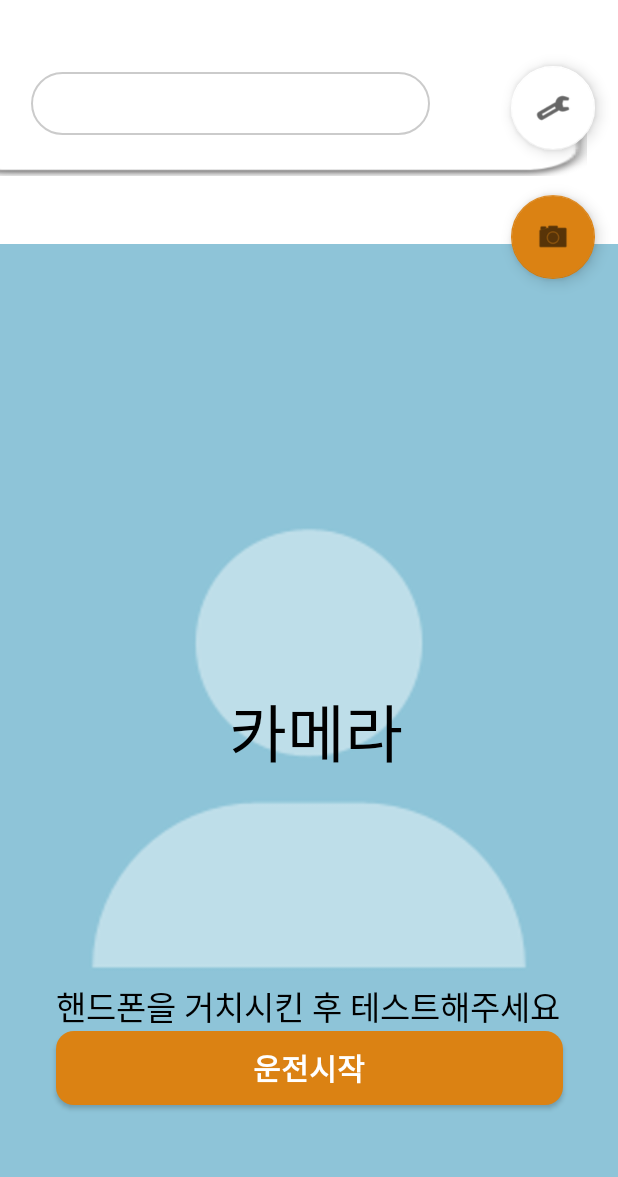
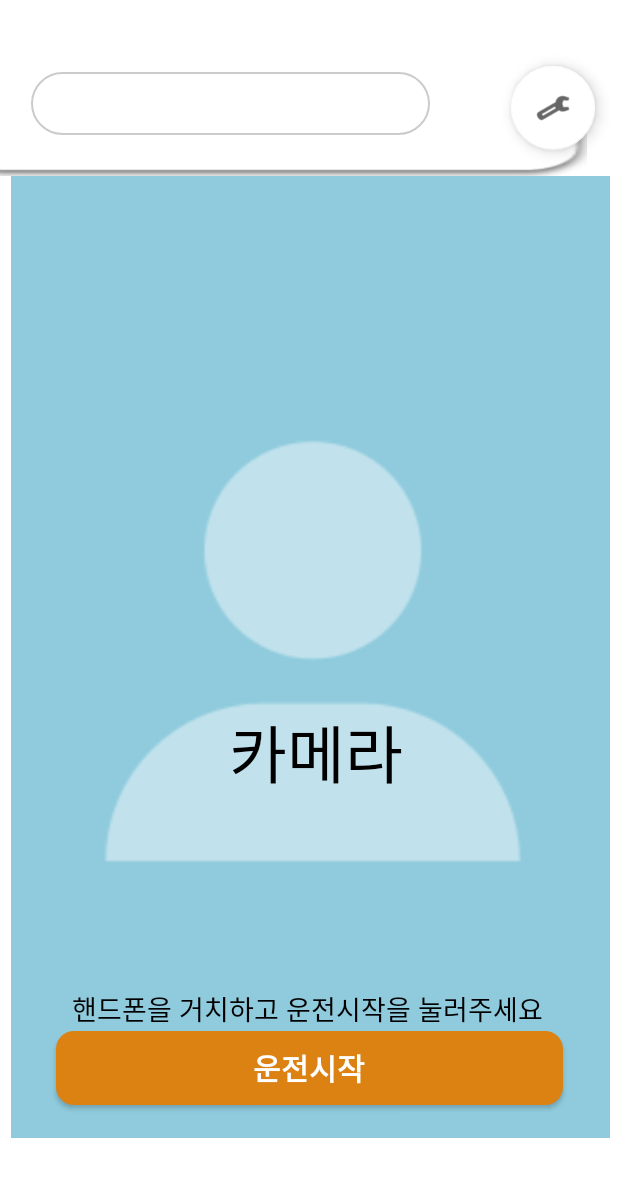
Before and after one commit to LMfour/LM, an Android app: the TestActivity screen opened directly, with no data from a screen before it, on a phone screen of 412 x 824 dp. Shown: the top 1177 px of the screen. Run offline under Robolectric (Android 15) with nearby library versions, the phone set to English and light mode, and no system bars; libraries missing offline, so code that uses them is left out: com.kakao.sdk; 1 statement that could not run was skipped.

Commit message:
feature : sing, UI

```diff
--- a/StopSleeping/app/src/main/AndroidManifest.xml
+++ b/StopSleeping/app/src/main/AndroidManifest.xml
@@ -70,7 +70,7 @@
                 <!-- Redirect URI: "kakao${NATIVE_APP_KEY}://oauth" -->
                 <data
                     android:host="oauth"
-                    android:scheme="kakao4c6c6e6678afebc2cede2163a7b2a43f" />
+                    android:scheme="kakaoa58703f89eb4b84d90b13f538d1a1a6e" />
             </intent-filter>
         </activity>
     </application>
--- a/StopSleeping/app/src/main/java/com/lm/stopsleeping/KakaoApplication.java
+++ b/StopSleeping/app/src/main/java/com/lm/stopsleeping/KakaoApplication.java
@@ -9,6 +9,6 @@ public class KakaoApplication extends Application {
     public void onCreate() {
         super.onCreate();
 
-        KakaoSdk.init(this, "4c6c6e6678afebc2cede2163a7b2a43f");
+        KakaoSdk.init(this, "a58703f89eb4b84d90b13f538d1a1a6e");
     }
 }
--- a/StopSleeping/app/src/main/res/layout/activity_test.xml
+++ b/StopSleeping/app/src/main/res/layout/activity_test.xml
@@ -19,12 +19,11 @@
 
     <ImageView
         android:id="@+id/test_back_img"
-        android:layout_width="wrap_content"
-        android:layout_height="wrap_content"
+        android:layout_width="495dp"
+        android:layout_height="641dp"
         app:layout_constraintEnd_toEndOf="parent"
-        app:layout_constraintHorizontal_bias="0.0"
         app:layout_constraintStart_toStartOf="parent"
-        app:layout_constraintTop_toBottomOf="@+id/test_blank"
+        app:layout_constraintTop_toBottomOf="@+id/test_round_img"
         app:srcCompat="@drawable/cam_back" />
 
     <android.widget.TextView
@@ -63,9 +62,9 @@
         android:id="@+id/test_info_txt"
         android:layout_width="wrap_content"
         android:layout_height="wrap_content"
-        android:text="핸드폰을 거치시킨 후 테스트해주세요"
+        android:text="핸드폰을 거치하고 운전시작을 눌러주세요"
         android:textColor="@color/black"
-        android:textSize="22sp"
+        android:textSize="18sp"
         app:layout_constraintBottom_toBottomOf="parent"
         app:layout_constraintEnd_toEndOf="parent"
         app:layout_constraintHorizontal_bias="0.487"
@@ -88,18 +87,6 @@
         app:layout_constraintEnd_toEndOf="parent"
         app:layout_constraintStart_toStartOf="parent"
         app:layout_constraintTop_toTopOf="parent"
-        tools:ignore="MissingConstraints" />
-
-    <com.google.android.material.floatingactionbutton.FloatingActionButton
-        android:id="@+id/test_cam_btn"
-        android:layout_width="wrap_content"
-        android:layout_height="wrap_content"
-        android:layout_marginTop="30dp"
-        android:clickable="true"
-        app:backgroundTint="#DB8213"
-        app:layout_constraintEnd_toEndOf="@+id/test_menu_btn"
-        app:layout_constraintTop_toBottomOf="@+id/test_menu_btn"
-        app:srcCompat="@android:drawable/ic_menu_camera"
         tools:ignore="MissingConstraints" />
 
     <TextView
--- a/StopSleeping/app/src/main/res/layout/check_list.xml
+++ b/StopSleeping/app/src/main/res/layout/check_list.xml
@@ -7,7 +7,7 @@
 
     <ImageButton
         android:id="@+id/chk_back_img"
-        android:layout_width="350dp"
+        android:layout_width="330dp"
         android:layout_height="94dp"
         android:layout_marginTop="8dp"
         android:background="@android:color/transparent"
```
Also changed, not shown: StopSleeping/app/src/main/res/layout/activity_change_alarm.xml (+12 -12 lines), StopSleeping/app/src/main/res/layout/activity_change_count.xml (+6 -6 lines), StopSleeping/app/src/main/res/layout/fragment_mypage.xml (+5 -4 lines), StopSleeping/app/src/main/res/layout/fragment_option.xml (+5 -5 lines), StopSleeping/app/src/main/res/drawable-v24/cam_back.png (added), StopSleeping/app/src/main/res/drawable/cam_back.png (deleted), 1 other file.
